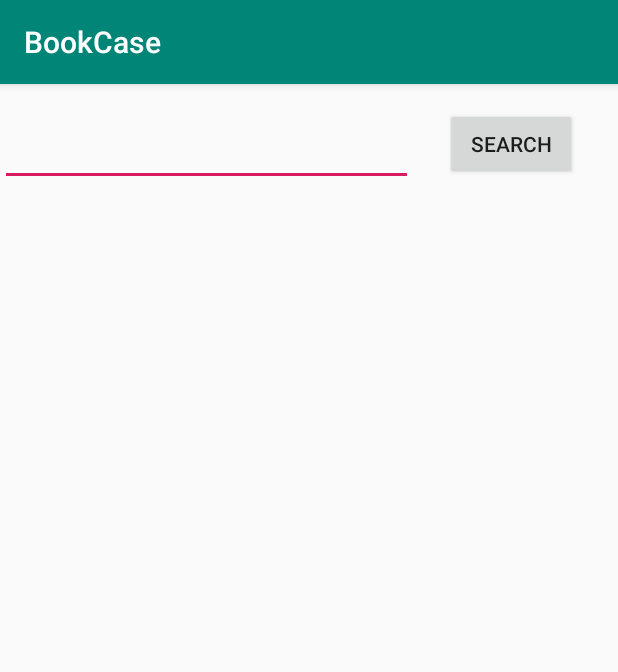
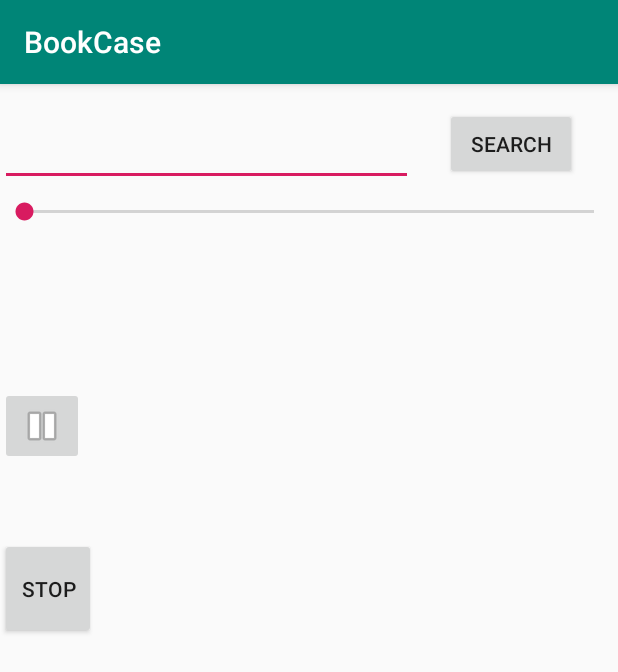
Before and after one commit to dishantp045/BookCase, an Android app: the screen it shows after launch (MainActivity), on a phone screen of 412 x 824 dp. Shown: the top 672 px of the screen. Run offline under Robolectric (Android 15) with nearby library versions, the phone set to English and light mode, and no system bars.

Commit message:
added duration into main and extra details to layouts

```diff
--- a/app/src/main/java/edu/temple/bookcase/MainActivity.java
+++ b/app/src/main/java/edu/temple/bookcase/MainActivity.java
@@ -123,7 +123,8 @@ public class MainActivity extends AppCompatActivity implements BookListFragment.
                     String author = a.getString("author");
                     int published =  a.getInt("published");
                     String coverUrl = a.getString("cover_url");
-                    Book book = new Book(id,title,author,published,coverUrl,0);
+                    int duration = a.getInt("duration");
+                    Book book = new Book(id,title,author,published,coverUrl,duration);
                     names.add(book);
                 }
                 ViewPagerFragment vpf = ViewPagerFragment.newInstance(names);
--- a/app/src/main/res/layout-land/activity_main.xml
+++ b/app/src/main/res/layout-land/activity_main.xml
@@ -15,11 +15,31 @@
 
     <FrameLayout
         android:id="@+id/container2"
-        android:layout_width="527dp"
-        android:layout_height="350dp"
+        android:layout_width="531dp"
+        android:layout_height="339dp"
         android:layout_marginTop="60dp"
         app:layout_constraintEnd_toEndOf="parent"
-        app:layout_constraintTop_toTopOf="parent" />
+        app:layout_constraintTop_toTopOf="parent">
+
+
+        <SeekBar
+            android:id="@+id/seekBar3"
+            android:layout_width="525dp"
+            android:layout_height="wrap_content" />
+
+        <ImageButton
+            android:id="@+id/imageButton2"
+            android:layout_width="wrap_content"
+            android:layout_height="wrap_content"
+            android:layout_marginVertical="20mm"
+            app:srcCompat="@android:drawable/ic_media_pause" />
+        <Button
+            android:id="@+id/button2"
+            android:layout_width="64dp"
+            android:layout_height="67dp"
+            android:layout_marginVertical="36mm"
+            android:text="Stop" />
+    </FrameLayout>
 
     <EditText
         android:id="@+id/searchbar"
--- a/app/src/main/res/layout-large-land/activity_main.xml
+++ b/app/src/main/res/layout-large-land/activity_main.xml
@@ -19,7 +19,25 @@
         android:layout_height="400dp"
         android:layout_marginTop="80dp"
         app:layout_constraintEnd_toEndOf="parent"
-        app:layout_constraintTop_toTopOf="parent"/>
+        app:layout_constraintTop_toTopOf="parent">
+
+        <SeekBar
+            android:id="@+id/seekBar4"
+            android:layout_width="match_parent"
+            android:layout_height="wrap_content" />
+        <ImageButton
+            android:id="@+id/imageButton2"
+            android:layout_width="wrap_content"
+            android:layout_height="wrap_content"
+            android:layout_marginVertical="20mm"
+            app:srcCompat="@android:drawable/ic_media_pause" />
+        <Button
+            android:id="@+id/button2"
+            android:layout_width="64dp"
+            android:layout_height="67dp"
+            android:layout_marginVertical="36mm"
+            android:text="Stop" />
+    </FrameLayout>
 
     <EditText
         android:id="@+id/searchbar"
--- a/app/src/main/res/layout/activity_main.xml
+++ b/app/src/main/res/layout/activity_main.xml
@@ -12,7 +12,29 @@
         android:layout_height="match_parent"
         android:layout_marginTop="76dp"
         app:layout_constraintStart_toStartOf="parent"
-        app:layout_constraintTop_toTopOf="parent" />
+        app:layout_constraintTop_toTopOf="parent" >
+
+        <SeekBar
+            android:id="@+id/seekBar"
+            android:layout_width="match_parent"
+            android:layout_height="wrap_content" />
+
+        <ImageButton
+            android:id="@+id/imageButton2"
+            android:layout_width="wrap_content"
+            android:layout_height="wrap_content"
+            android:layout_marginVertical="20mm"
+            app:srcCompat="@android:drawable/ic_media_pause" />
+
+        <Button
+            android:id="@+id/button2"
+            android:layout_width="64dp"
+            android:layout_height="67dp"
+            android:layout_marginVertical="36mm"
+            android:text="Stop" />
+
+
+    </FrameLayout>
 
     <EditText
         android:id="@+id/searchbar"
@@ -30,4 +52,5 @@
         android:text="Search"
         app:layout_constraintEnd_toEndOf="parent"
         app:layout_constraintTop_toTopOf="parent" />
+
 </android.support.constraint.ConstraintLayout>
```
